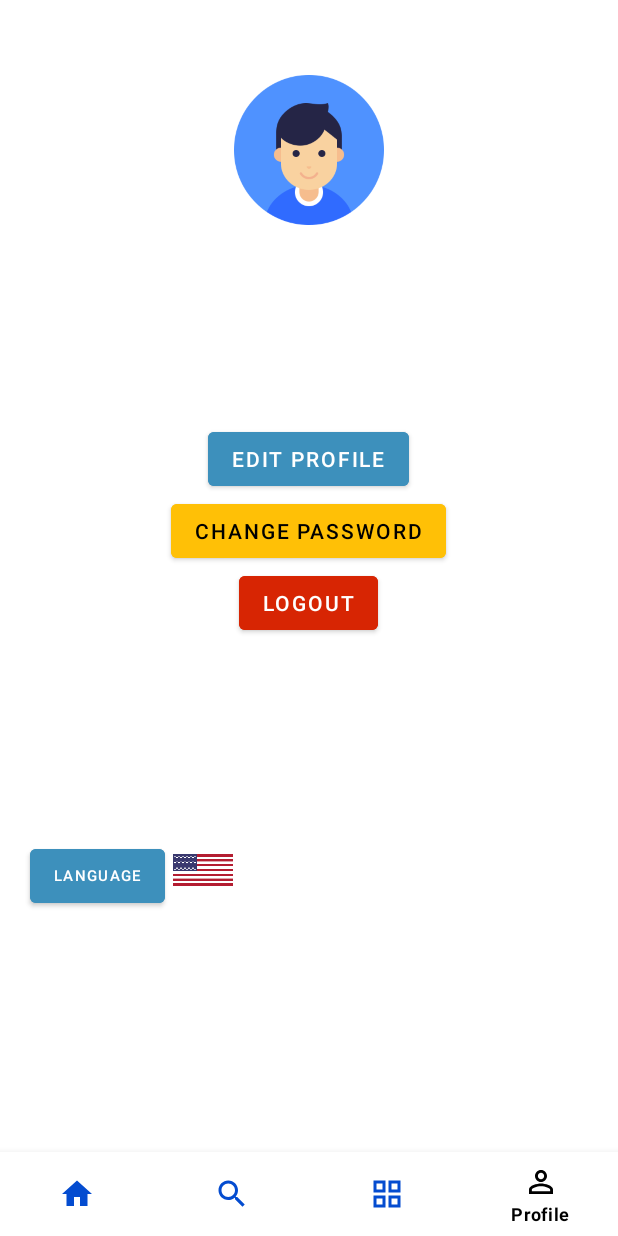
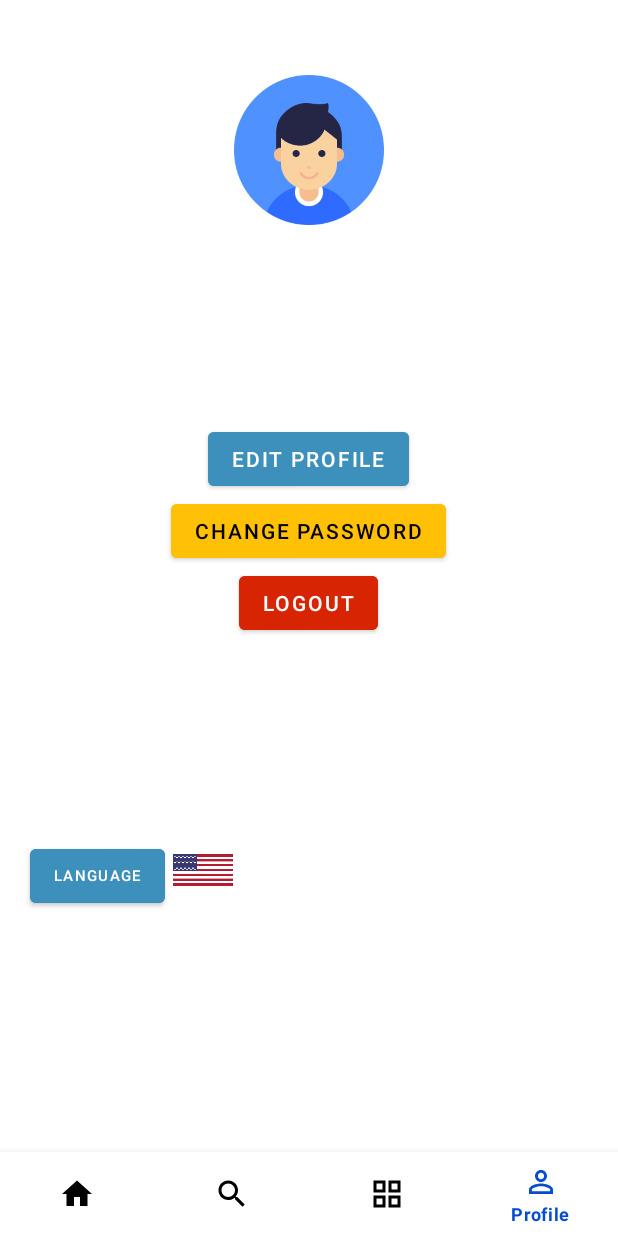
Before and after one commit to denisadfer/TR-PAM, an Android app: the screen it shows after launch once a user with an empty profile is signed in (MainActivity), item 4 of the bottom bar chosen, on a phone screen of 412 x 824 dp. Run offline under Robolectric (Android 15) with nearby library versions, the phone set to English and light mode, and no system bars; our stand-ins replace Firebase (no records; nobody signed in at launch, a user with empty details on screens opened directly), Picasso.

Commit message:
change theme

```diff
--- a/app/src/main/res/drawable/state_button.xml
+++ b/app/src/main/res/drawable/state_button.xml
@@ -1,5 +1,5 @@
 <?xml version="1.0" encoding="utf-8"?>
 <selector xmlns:android="http://schemas.android.com/apk/res/android">
-    <item android:color="@android:color/black" android:state_checked="true"/>
-    <item android:color="@color/primary"/>
+    <item android:color="@color/primary" android:state_checked="true"/>
+    <item android:color="@android:color/black"/>
 </selector>
--- a/app/src/main/res/values/themes.xml
+++ b/app/src/main/res/values/themes.xml
@@ -2,8 +2,8 @@
     <!-- Base application theme. -->
     <style name="Theme.TRpam" parent="Theme.MaterialComponents.DayNight.NoActionBar">
         <!-- Primary brand color. -->
-        <item name="colorPrimary">@color/purple_500</item>
-        <item name="colorPrimaryVariant">@color/purple_700</item>
+        <item name="colorPrimary">@color/edit</item>
+        <item name="colorPrimaryVariant">@color/primary</item>
         <item name="colorOnPrimary">@color/white</item>
         <!-- Secondary brand color. -->
         <item name="colorSecondary">@color/teal_200</item>
```
